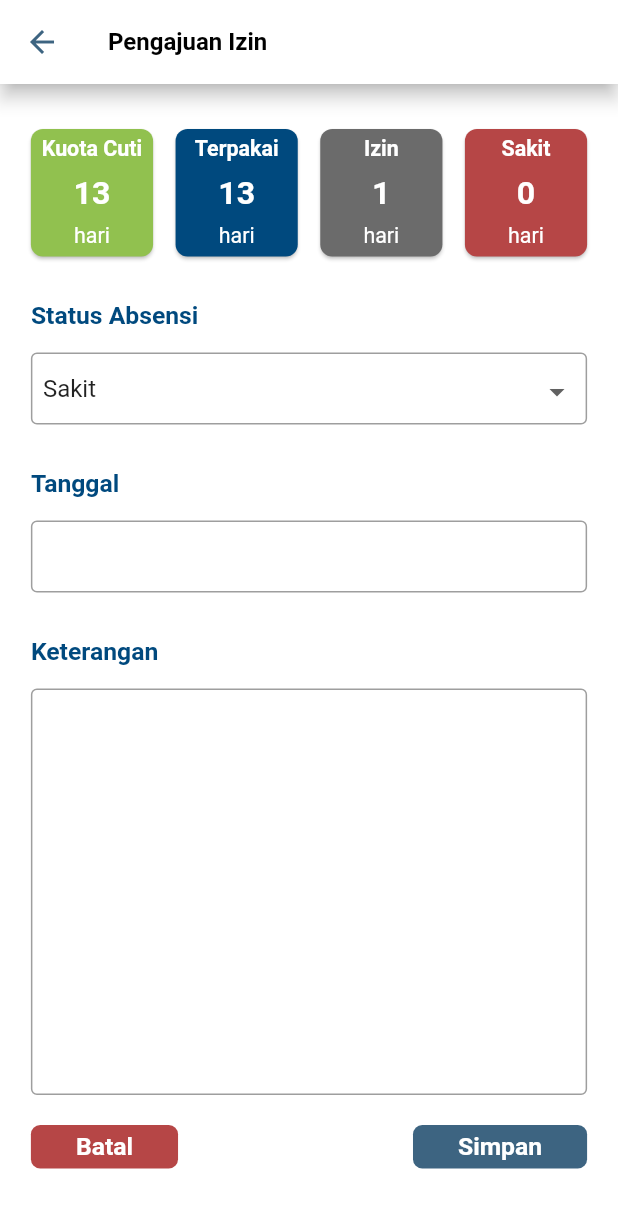
After one commit to uzixCode/par-mobile, a Flutter app: the PengajuanIzinDriverPage screen opened directly, on a phone screen of 412 x 824 dp. The commit adds this screen. Shown: the top 1208 px of the screen. Run offline on Flutter 3.47's test engine with Material 2 defaults, Android fonts, the phone set to English and light mode, and no system bars; our stand-ins replace dio, flutter_rating_bar, fluttertoast, get, percent_indicator.

Commit message:
finished pengajuan izin driver page

```diff
--- a/lib/views/driver/izin/izin_driver_page.dart
+++ b/lib/views/driver/izin/izin_driver_page.dart
@@ -1,6 +1,7 @@
 import 'package:flutter/material.dart';
 import 'package:get/get.dart';
 import 'package:par_mobile/constants/all_color.dart';
+import 'package:par_mobile/views/driver/pengajuan_izin/pengajuan_izin_driver_page.dart';
 import 'package:par_mobile/widgets/izinhistorycard.dart';
 import 'package:par_mobile/widgets/izinkuotacard.dart';
 
@@ -33,7 +34,7 @@ class IzinDriverPage extends StatelessWidget {
                         child: IzinKuotaCard(
                       color: allColor.primary,
                       kuota: "13",
-                      label: "Kuota Cuti",
+                      label: "Terpakai",
                     )),
                     SizedBox(
                       width: 15,
@@ -41,8 +42,8 @@ class IzinDriverPage extends StatelessWidget {
                     Expanded(
                         child: IzinKuotaCard(
                       color: allColor.grey,
-                      kuota: "13",
-                      label: "Kuota Cuti",
+                      kuota: "1",
+                      label: "Izin",
                     )),
                     SizedBox(
                       width: 15,
@@ -50,8 +51,8 @@ class IzinDriverPage extends StatelessWidget {
                     Expanded(
                         child: IzinKuotaCard(
                       color: allColor.red,
-                      kuota: "13",
-                      label: "Kuota Cuti",
+                      kuota: "0",
+                      label: "Sakit",
                     )),
                   ],
                 ),
@@ -70,9 +71,12 @@ class IzinDriverPage extends StatelessWidget {
                 padding: const EdgeInsets.symmetric(vertical: 20),
                 child: SizedBox(
                   width: Get.width * 0.80,
+                  child: InkWell(
+                    onTap: () => Get.to(() => PengajuanIzinDriverPage()),
                     child: Card(
                       shape: RoundedRectangleBorder(
-                        borderRadius: BorderRadius.circular(Get.width * 0.02)),
+                          borderRadius:
+                              BorderRadius.circular(Get.width * 0.02)),
                       color: allColor.primary,
                       child: Padding(
                         padding: const EdgeInsets.symmetric(
@@ -89,6 +93,7 @@ class IzinDriverPage extends StatelessWidget {
                       ),
                     ),
                   ),
+                ),
               )
             ],
           )),
--- /dev/null
+++ b/lib/views/driver/pengajuan_izin/pengajuan_izin_driver_page.dart
@@ -0,0 +1,201 @@
+import 'package:flutter/material.dart';
+import 'package:get/get.dart';
+import 'package:intl/intl.dart';
+import 'package:par_mobile/constants/all_color.dart';
+import 'package:par_mobile/widgets/costumFlatButton.dart';
+import 'package:par_mobile/widgets/izinkuotacard.dart';
+import 'package:par_mobile/widgets/roundedtextfield.dart';
+
+class PengajuanIzinDriverPage extends StatefulWidget {
+  PengajuanIzinDriverPage({Key? key}) : super(key: key);
+
+  @override
+  State<PengajuanIzinDriverPage> createState() =>
+      _PengajuanIzinDriverPageState();
+}
+
+class _PengajuanIzinDriverPageState extends State<PengajuanIzinDriverPage> {
+  final status = TextEditingController(text: "Sakit");
+  final tanggal = TextEditingController();
+  DateTime? pickedTanggal;
+  final format = DateFormat("dd MMMM yyyy");
+  void pickTanggal() async {
+    pickedTanggal = await showDatePicker(
+        context: context,
+        initialDate: DateTime.now(),
+        firstDate: DateTime(2010),
+        lastDate: DateTime.now());
+    if (pickedTanggal != null) {
+      tanggal.text = format.format(pickedTanggal!);
+    }
+  }
+
+  @override
+  Widget build(BuildContext context) {
+    return Scaffold(
+      appBar: AppBar(
+          title: Text(
+            "Pengajuan Izin",
+            style: TextStyle(fontWeight: FontWeight.bold),
+          ),
+          elevation: 5),
+      body: SingleChildScrollView(
+        child: Align(
+          alignment: Alignment.topCenter,
+          child: SizedBox(
+            height: Get.height - (AppBar().preferredSize.height + 25),
+            width: Get.width * 0.90,
+            child: Column(
+              crossAxisAlignment: CrossAxisAlignment.start,
+              children: [
+                Padding(
+                  padding: const EdgeInsets.symmetric(vertical: 30.0),
+                  child: Row(
+                    mainAxisAlignment: MainAxisAlignment.spaceBetween,
+                    children: [
+                      Expanded(
+                          child: IzinKuotaCard(
+                        color: allColor.green,
+                        kuota: "13",
+                        label: "Kuota Cuti",
+                      )),
+                      SizedBox(
+                        width: 15,
+                      ),
+                      Expanded(
+                          child: IzinKuotaCard(
+                        color: allColor.primary,
+                        kuota: "13",
+                        label: "Terpakai",
+                      )),
+                      SizedBox(
+                        width: 15,
+                      ),
+                      Expanded(
+                          child: IzinKuotaCard(
+                        color: allColor.grey,
+                        kuota: "1",
+                        label: "Izin",
+                      )),
+                      SizedBox(
+                        width: 15,
+                      ),
+                      Expanded(
+                          child: IzinKuotaCard(
+                        color: allColor.red,
+                        kuota: "0",
+                        label: "Sakit",
+                      )),
+                    ],
+                  ),
+                ),
+                Text(
+                  "Status Absensi",
+                  style: TextStyle(
+                      color: allColor.primary,
+                      fontWeight: FontWeight.bold,
+                      fontSize: Get.width * 0.04),
+                ),
+                SizedBox(
+                  height: 15,
+                ),
+                RoundedTextField(
+                  controller: status,
+                  readOnly: true,
+                  suffixIcon: Padding(
+                    padding: const EdgeInsets.symmetric(horizontal: 8.0),
+                    child: DropdownButton<String>(
+                        value: status.text,
+                        isExpanded: true,
+                        underline: Container(),
+                        // isDense: true,
+                        icon: Icon(Icons.arrow_drop_down),
+                        items: [
+                          DropdownMenuItem(
+                              value: "Sakit", child: Text("Sakit")),
+                          DropdownMenuItem(value: "Izin", child: Text("Izin")),
+                          DropdownMenuItem(value: "Cuti", child: Text("Cuti")),
+                        ],
+                        onChanged: (value) {
+                          print(value.toString());
+                          status.text = value!;
+                          setState(() {});
+                        }),
+                  ),
+                ),
+                SizedBox(
+                  height: 30,
+                ),
+                Text(
+                  "Tanggal",
+                  style: TextStyle(
+                      color: allColor.primary,
+                      fontWeight: FontWeight.bold,
+                      fontSize: Get.width * 0.04),
+                ),
+                SizedBox(
+                  height: 15,
+                ),
+                RoundedTextField(
+                  controller: tanggal,
+                  readOnly: true,
+                  onTap: () => pickTanggal(),
+                ),
+                SizedBox(
+                  height: 30,
+                ),
+                Text(
+                  "Keterangan",
+                  style: TextStyle(
+                      color: allColor.primary,
+                      fontWeight: FontWeight.bold,
+                      fontSize: Get.width * 0.04),
+                ),
+                SizedBox(
+                  height: 15,
+                ),
+                Expanded(
+                  child: RoundedTextField(
+                    padding: EdgeInsets.all(12),
+                    maxLines: 1000,
+                    keyboardType: TextInputType.multiline,
+                  ),
+                ),
+                Padding(
+                  padding: const EdgeInsets.symmetric(vertical: 20.0),
+                  child: Row(
+                    mainAxisAlignment: MainAxisAlignment.spaceBetween,
+                    children: [
+                      CostumFlatButton(
+                          padding:
+                              EdgeInsets.symmetric(vertical: 5, horizontal: 30),
+                          color: allColor.red,
+                          child: Text(
+                            "Batal",
+                            style: TextStyle(
+                                color: Colors.white,
+                                fontSize: Get.width * 0.04,
+                                fontWeight: FontWeight.bold),
+                          )),
+                      CostumFlatButton(
+                          padding:
+                              EdgeInsets.symmetric(vertical: 5, horizontal: 30),
+                          color: allColor.secondary,
+                          child: Text(
+                            "Simpan",
+                            style: TextStyle(
+                                color: Colors.white,
+                                fontSize: Get.width * 0.04,
+                                fontWeight: FontWeight.bold),
+                          ))
+                    ],
+                  ),
+                )
+              ],
+            ),
+          ),
+        ),
+      ),
+    );
+  }
+}
--- a/lib/widgets/roundedtextfield.dart
+++ b/lib/widgets/roundedtextfield.dart
@@ -12,7 +12,8 @@ class RoundedTextField extends StatelessWidget {
       this.padding,
       this.keyboardType,
       this.borderRadius,
-      this.prefixIcon})
+      this.prefixIcon,
+      this.maxLines = 1})
       : super(key: key);
   TextEditingController? controller;
   void Function()? onTap;
@@ -23,12 +24,14 @@ class RoundedTextField extends StatelessWidget {
   EdgeInsetsGeometry? padding;
   TextInputType? keyboardType;
   double? borderRadius;
+  int? maxLines;
   @override
   Widget build(BuildContext context) {
     return TextField(
       controller: controller,
       readOnly: readOnly ?? false,
       onTap: onTap,
+      maxLines: maxLines,
       keyboardType: keyboardType ?? TextInputType.text,
       decoration: InputDecoration(
           border: OutlineInputBorder(
```
Lines whose indentation alone changed are shown as unchanged.
